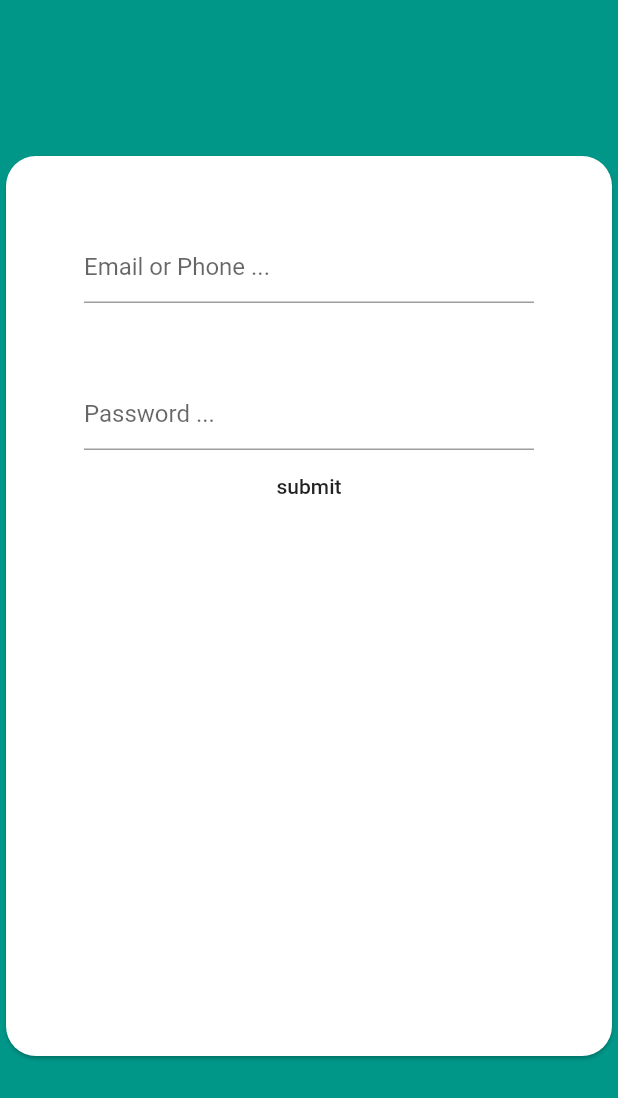
After one commit to nageshadhavbncoe/vertical_horizental_Card_in_one, a Flutter app: the screen it shows after launch, after a tap on the "arrow forward ios" icon, on a phone screen of 412 x 824 dp. The commit adds this screen. Shown: the top 1098 px of the screen. Run offline on Flutter 3.47's test engine with Material 2 defaults, Android fonts, the phone set to English and light mode, and no system bars.

Commit message:
some new feture

```diff
--- /dev/null
+++ b/lib/login.dart
@@ -0,0 +1,85 @@
+import 'package:flutter/material.dart';
+class Login extends StatefulWidget {
+  Login({Key key}) : super(key: key);
+
+  @override
+  _LoginState createState() => _LoginState();
+}
+
+class _LoginState extends State<Login> {
+  @override
+  Widget build(BuildContext context) {
+    return Scaffold(
+      backgroundColor: Colors.teal,
+       body: SingleChildScrollView(
+                child: Center(
+           child:Column(
+             children: <Widget>[
+               Padding(
+                 padding: const EdgeInsets.only(top: 100),
+                 child: Center(
+                   child: Card(
+                     shape: RoundedRectangleBorder(
+                       borderRadius: BorderRadius.circular(20),
+                     ),
+                                      child: Container(
+
+                       height: 600,
+                       width: 500,
+                       child: Column(
+                         children: <Widget>[
+
+                  SizedBox(height: 50),
+                  Container(
+
+                    width: 300,
+                    child: TextField(
+                      decoration: InputDecoration(
+                        focusedBorder: OutlineInputBorder(
+                          borderSide: BorderSide(
+                            color: Colors.blue,
+                          ),
+                          borderRadius: BorderRadius.circular(10.0),
+                        ),
+                        hintText: "Email or Phone ...",
+                      ),
+                    ),
+                  ),
+                     SizedBox(height: 50),
+                  Container(
+
+                    width: 300,
+                    child: TextField(
+                      decoration: InputDecoration(
+
+                        focusedBorder: OutlineInputBorder(
+                          borderSide: BorderSide(
+                            color: Colors.blue,
+                          ),
+                          borderRadius: BorderRadius.circular(10.0),
+                        ),
+                        hintText: "Password ...",
+
+                      ),
+                    ),
+                  ),
+                  MaterialButton(
+                    shape: RoundedRectangleBorder(
+                  borderRadius: BorderRadius.circular(20)
+                    ),
+                    child: Text("submit"),
+                    onPressed:(){})
+
+                         ],
+                       ),
+                     ),
+                   ),
+                 ),
+               )
+             ],
+           )
+         ),
+       ),
+    );
+  }
+}
--- a/lib/main.dart
+++ b/lib/main.dart
@@ -1,7 +1,12 @@
 import 'package:flutter/material.dart';
+import 'package:hap_agency_screen/login.dart';
 import 'package:hap_agency_screen/practice_ui.dart';
-import 'package:hap_agency_screen/screen_2.dart';
-import 'package:hap_agency_screen/screen_one.dart';
+
+import 'package:hap_agency_screen/something/after_front.dart';
+import 'package:hap_agency_screen/something/backscreen.dart';
+import 'package:hap_agency_screen/something/front_screen.dart';
+
+import 'practice_ui.dart';
 
 void main() => runApp(MyApp());
 
@@ -17,6 +22,13 @@ class MyApp extends StatelessWidget {
       ),
       debugShowCheckedModeBanner: false,
       home: Something(),
+      routes: <String, WidgetBuilder> {
+    '/something': (BuildContext context) =>  Something(),
+    '/backscreen' : (BuildContext context) =>  BackScreen(),
+    '/frontscreen' : (BuildContext context) =>  FrontScreen(),
+    '/afterfront' : (BuildContext context) =>  AfterFront(),
+    '/login':(BuildContext context)=>Login(),
+  },
       //Registar(),
       //StudentList(),
     );
--- a/lib/practice_ui.dart
+++ b/lib/practice_ui.dart
@@ -1,4 +1,5 @@
 import 'package:flutter/material.dart';
+import 'package:vector_math/vector_math.dart' as math;
 class Something extends StatefulWidget {
   Something({Key key}) : super(key: key);
 
@@ -10,18 +11,41 @@ class _SomethingState extends State<Something> {
   @override
   Widget build(BuildContext context) {
     return Scaffold(
-       appBar: AppBar(
+
+       appBar: PreferredSize(
+
+                child: AppBar(
+                  leading: IconButton(icon: Icon(Icons.arrow_back_ios), onPressed:(){
+                    buildShowGeneralDialog(context);
+
+                  }),
+                  actions: <Widget>[
+                  IconButton(icon: Icon(Icons.arrow_forward_ios), onPressed: (){
+                      Navigator.of(context).pushNamed('/login');
+                   })
+                  ],
+
       title: Text("Something"),
       centerTitle: true,
 
+         ), preferredSize: Size.fromHeight(100),
        ),
       body: SingleChildScrollView(
+  child: Container(
+     decoration: new BoxDecoration(
+            gradient: new LinearGradient(colors: [const Color(0xFF915FB5),const Color(0xFFCA436B)],
+                begin: FractionalOffset.topLeft,
+                end: FractionalOffset.bottomRight,
+                stops: [0.0,1.0],
+                tileMode: TileMode.clamp
+            ),
+     ),
     child: Column(
       mainAxisSize: MainAxisSize.min,
       children: <Widget>[
         Text(
           'Horizental scrollview',
-        style: TextStyle(fontSize: 18),
+          style: TextStyle(fontSize: 18,color: Colors.white)
         ),
         SizedBox(
           height: 200.0,
@@ -44,7 +68,7 @@ class _SomethingState extends State<Something> {
         ),
         Text(
           'vertical Scrollview',
-        style: TextStyle(fontSize: 18),
+          style: TextStyle(fontSize: 18,color: Colors.white),
         ),
         Card(
           shape: RoundedRectangleBorder(
@@ -98,9 +122,53 @@ borderRadius:BorderRadius.circular(15)
         ),
       ],
     ),
+  ),
 
 ),
 
     );
+
+
   }
+
+  Future buildShowGeneralDialog(BuildContext context) {
+    return showGeneralDialog(
+  context: context,
+  pageBuilder: (context, Nda1, Nda2) {},
+  barrierDismissible: true,
+  barrierColor: Colors.black.withOpacity(0.4),
+  barrierLabel: '',
+  transitionBuilder: (context, anim1, anim2, child) {
+    return Transform.rotate(
+      angle: math.radians(anim1.value * 360),
+      child: AlertDialog(
+        shape:
+            OutlineInputBorder(borderRadius: BorderRadius.circular(16.0)),
+        title: Center(child: Text('NIKAL BAHAR!!')),
+        content: Text("KHRACH KA BHAVA BAND KARYACHA AHE KA TULA"),
+        actions: <Widget>[
+          FlatButton(
+            shape: RoundedRectangleBorder(
+            borderRadius: BorderRadius.circular(15),
+            ),
+            color: Colors.blue,
+            onPressed: (){
+               Navigator.of(context).pushNamed('/frontscreen');
+            }, child: Text("HO")),
+          FlatButton(
+            color: Colors.blue,
+            shape: RoundedRectangleBorder(
+            borderRadius: BorderRadius.circular(15)
+            ),
+            onPressed: (){
+
+
+            }, child: Text("NAHI"))
+        ],
+      ),
+    );
+  },
+  transitionDuration: Duration(milliseconds: 300));
   }
+
+}
```
Also changed, not shown: lib/something/after_front.dart (added, +18 -0 lines), lib/something/backscreen.dart (added, +20 -0 lines), lib/something/front_screen.dart (added, +36 -0 lines), 11 other files. Lines whose indentation alone changed are shown as unchanged.
